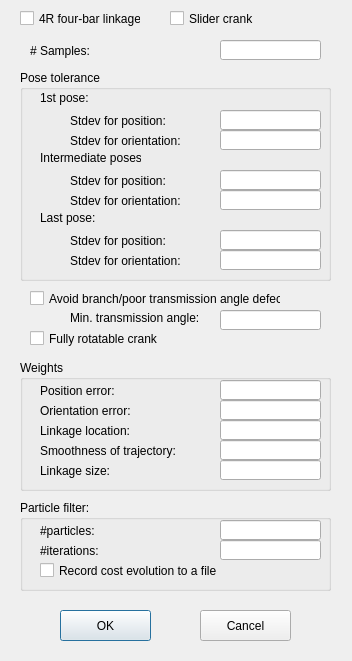
The window that KinematicDesign2D_MultiThread/LinkageSynthesisOptionDialog.ui (gnishida/KinematicDesign2D_MultiThread) describes before a commit, drawn with Qt 5.
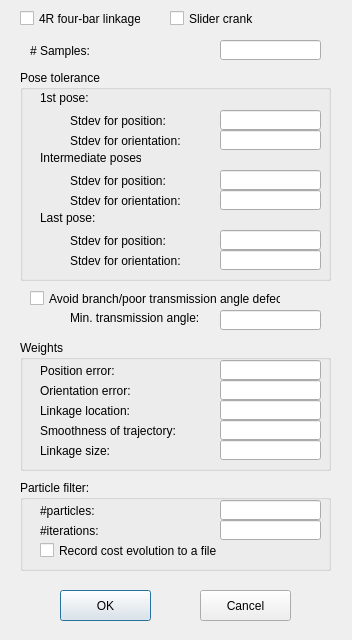
The same window after the commit.

Commit message: remove rotatableCrankDefect

```diff
--- a/KinematicDesign2D_MultiThread/LinkageSynthesisOptionDialog.ui
+++ b/KinematicDesign2D_MultiThread/LinkageSynthesisOptionDialog.ui
@@ -7,7 +7,7 @@
     <x>0</x>
     <y>0</y>
     <width>352</width>
-    <height>661</height>
+    <height>640</height>
    </rect>
   </property>
   <property name="windowTitle">
@@ -49,24 +49,11 @@
     <string>Avoid branch/poor transmission angle defect</string>
    </property>
   </widget>
-  <widget class="QCheckBox" name="checkBoxRotatableCrank">
-   <property name="geometry">
-    <rect>
-     <x>30</x>
-     <y>330</y>
-     <width>131</width>
-     <height>17</height>
-    </rect>
-   </property>
-   <property name="text">
-    <string>Fully rotatable crank</string>
-   </property>
-  </widget>
   <widget class="QPushButton" name="pushButtonOK">
    <property name="geometry">
     <rect>
      <x>60</x>
-     <y>610</y>
+     <y>590</y>
      <width>91</width>
      <height>31</height>
     </rect>
@@ -79,7 +66,7 @@
    <property name="geometry">
     <rect>
      <x>200</x>
-     <y>610</y>
+     <y>590</y>
      <width>91</width>
      <height>31</height>
     </rect>
@@ -282,7 +269,7 @@
    <property name="geometry">
     <rect>
      <x>20</x>
-     <y>360</y>
+     <y>340</y>
      <width>311</width>
      <height>131</height>
     </rect>
@@ -410,7 +397,7 @@
    <property name="geometry">
     <rect>
      <x>20</x>
-     <y>500</y>
+     <y>480</y>
      <width>311</width>
      <height>91</height>
     </rect>
```
The commit also changes 10 other files.
